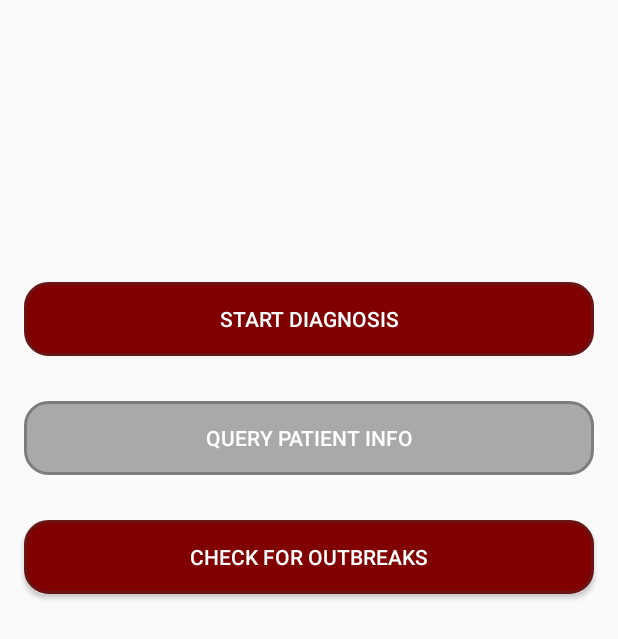
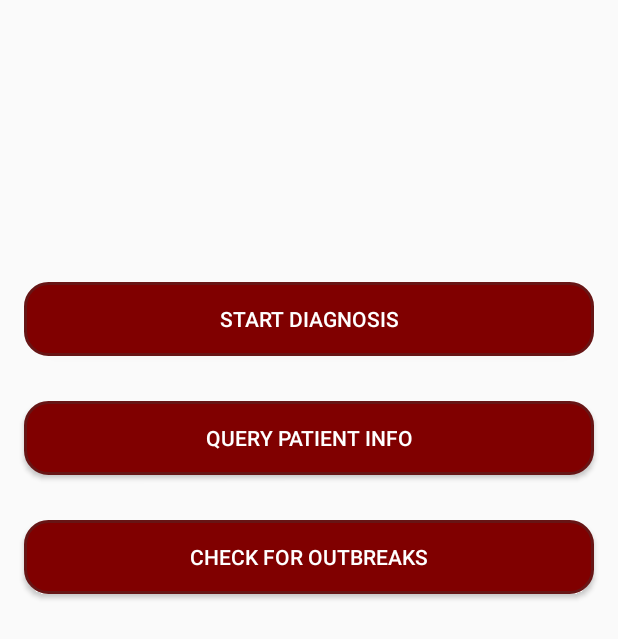
Before and after one commit to imechaozhang/Mead-Android-App, an Android app: the screen it shows after launch (MainActivity), on a phone screen of 412 x 824 dp, the part 597-1236 px from its top. Run offline under Robolectric (Android 15) with nearby library versions, the phone set to English and light mode, and no system bars.

Commit message:
query page

```diff
--- a/app/build.gradle
+++ b/app/build.gradle
@@ -2,7 +2,7 @@ apply plugin: 'com.android.application'
 
 android {
     compileSdkVersion 29
-    buildToolsVersion "29.0.0"
+    buildToolsVersion "29.0.2"
     defaultConfig {
         applicationId "com.example.mobilehealthprototype"
         minSdkVersion 15
--- a/app/src/main/java/com/example/mobilehealthprototype/MainActivity.java
+++ b/app/src/main/java/com/example/mobilehealthprototype/MainActivity.java
@@ -19,7 +19,7 @@ public class MainActivity extends AppCompatActivity {
     private static final int PERMISSION_REQUEST_CODE = 1;
     boolean diagnose_enable = true;
     boolean outbreak_enabled = false;
-    boolean query_enabled = false;
+    boolean query_enabled = true;
 
     @Override
     protected void onCreate(Bundle savedInstanceState) {
--- a/app/src/main/java/com/example/mobilehealthprototype/PatientQuery.java
+++ b/app/src/main/java/com/example/mobilehealthprototype/PatientQuery.java
@@ -41,6 +41,8 @@ public class PatientQuery extends AppCompatActivity {
             }
         });
 
+        System.out.println(patientViewModel);
+
         //FloatingActionButton fab = findViewById(R.id.fab);
         //fab.setOnClickListener(new View.OnClickListener() {
         //    @Override
--- a/app/src/main/res/layout/activity_patient_query.xml
+++ b/app/src/main/res/layout/activity_patient_query.xml
@@ -41,7 +41,7 @@
         app:layout_constraintBottom_toBottomOf="parent"
         app:layout_constraintLeft_toLeftOf="parent"
         app:layout_constraintRight_toRightOf="parent"
-        app:layout_constraintTop_toTopOf="parent" />
+        app:layout_constraintTop_toBottomOf="@id/databaseView" />
 
     <Button
         android:id="@+id/confirmQuery"
```
